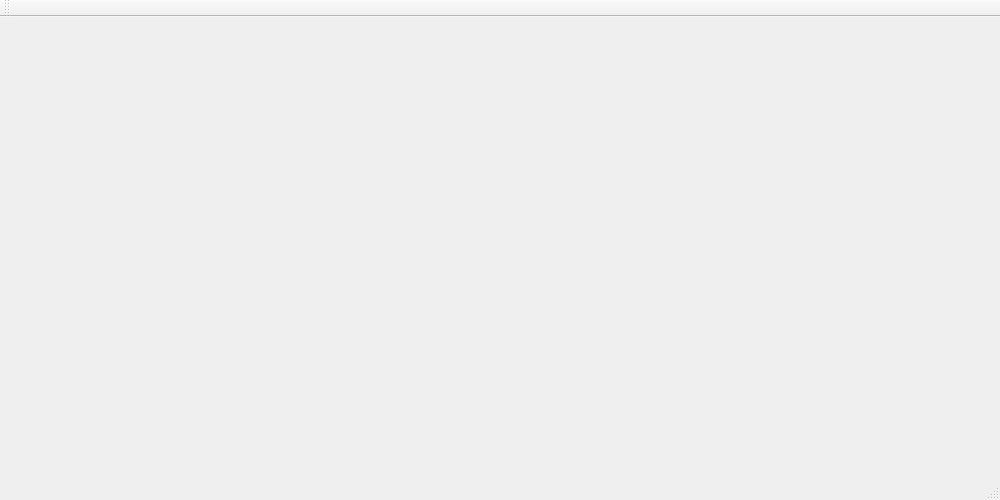
MacIT54/SigmaEdit, file mainwindow.ui: the form before one commit.
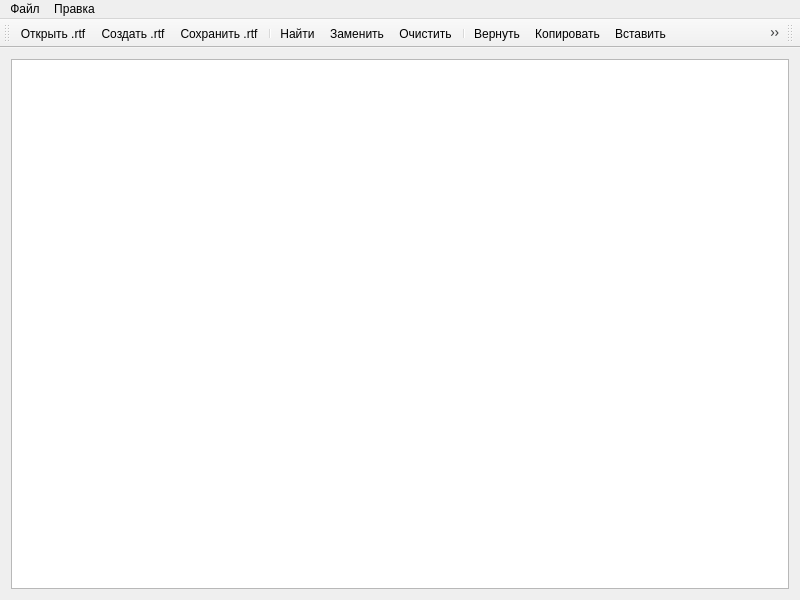
The form after the commit.

What changed in the file:
```diff
--- a/mainwindow.ui
+++ b/mainwindow.ui
@@ -6,33 +6,166 @@
    <rect>
     <x>0</x>
     <y>0</y>
-    <width>1000</width>
-    <height>500</height>
+    <width>800</width>
+    <height>600</height>
    </rect>
   </property>
   <property name="windowTitle">
    <string>MainWindow</string>
   </property>
-  <widget class="QWidget" name="centralWidget"/>
+  <widget class="QWidget" name="centralwidget">
+   <layout class="QVBoxLayout" name="verticalLayout">
+    <item>
+     <widget class="QTextEdit" name="textEdit"/>
+    </item>
+   </layout>
+  </widget>
   <widget class="QMenuBar" name="menuBar">
    <property name="geometry">
     <rect>
      <x>0</x>
      <y>0</y>
-     <width>1000</width>
-     <height>26</height>
+     <width>800</width>
+     <height>24</height>
     </rect>
    </property>
+   <widget class="QMenu" name="fileMenu">
+    <property name="title">
+     <string>Файл</string>
+    </property>
+    <addaction name="openRtfAction"/>
+    <addaction name="createRtfAction"/>
+    <addaction name="saveRtfAction"/>
+   </widget>
+   <widget class="QMenu" name="editMenu">
+    <property name="title">
+     <string>Правка</string>
+    </property>
+    <addaction name="findAction"/>
+    <addaction name="replaceAction"/>
+    <addaction name="clearAction"/>
+    <addaction name="undoAction"/>
+    <addaction name="copyAction"/>
+    <addaction name="pasteAction"/>
+    <addaction name="insertTableAction"/>
+   </widget>
+   <addaction name="fileMenu"/>
+   <addaction name="editMenu"/>
   </widget>
-  <widget class="QToolBar" name="mainToolBar">
+  <widget class="QToolBar" name="toolBar">
+   <property name="enabled">
+    <bool>true</bool>
+   </property>
+   <property name="windowTitle">
+    <string>Основные действия</string>
+   </property>
    <attribute name="toolBarArea">
     <enum>TopToolBarArea</enum>
    </attribute>
    <attribute name="toolBarBreak">
     <bool>false</bool>
    </attribute>
+   <addaction name="openRtfAction"/>
+   <addaction name="createRtfAction"/>
+   <addaction name="saveRtfAction"/>
+   <addaction name="separator"/>
+   <addaction name="findAction"/>
+   <addaction name="replaceAction"/>
+   <addaction name="clearAction"/>
+   <addaction name="separator"/>
+   <addaction name="undoAction"/>
+   <addaction name="copyAction"/>
+   <addaction name="pasteAction"/>
+   <addaction name="insertTableAction"/>
   </widget>
-  <widget class="QStatusBar" name="statusBar"/>
+  <widget class="QToolBar" name="controlPanel">
+   <property name="windowTitle">
+    <string>Панель управления</string>
+   </property>
+   <attribute name="toolBarArea">
+    <enum>TopToolBarArea</enum>
+   </attribute>
+   <attribute name="toolBarBreak">
+    <bool>false</bool>
+   </attribute>
+  </widget>
+  <action name="openRtfAction">
+   <property name="text">
+    <string>Открыть .rtf</string>
+   </property>
+   <property name="shortcut">
+    <string>Ctrl+O</string>
+   </property>
+  </action>
+  <action name="createRtfAction">
+   <property name="text">
+    <string>Создать .rtf</string>
+   </property>
+   <property name="shortcut">
+    <string>Ctrl+N</string>
+   </property>
+  </action>
+  <action name="saveRtfAction">
+   <property name="checkable">
+    <bool>false</bool>
+   </property>
+   <property name="enabled">
+    <bool>true</bool>
+   </property>
+   <property name="text">
+    <string>Сохранить .rtf</string>
+   </property>
+   <property name="shortcut">
+    <string>Ctrl+S</string>
+   </property>
+  </action>
+  <action name="findAction">
+   <property name="text">
+    <string>Найти</string>
+   </property>
+   <property name="shortcut">
+    <string>Ctrl+F</string>
+   </property>
+  </action>
+  <action name="replaceAction">
+   <property name="text">
+    <string>Заменить</string>
+   </property>
+  </action>
+  <action name="clearAction">
+   <property name="text">
+    <string>Очистить</string>
+   </property>
+  </action>
+  <action name="undoAction">
+   <property name="text">
+    <string>Вернуть</string>
+   </property>
+   <property name="shortcut">
+    <string>Ctrl+Z</string>
+   </property>
+  </action>
+  <action name="copyAction">
+   <property name="text">
+    <string>Копировать</string>
+   </property>
+   <property name="shortcut">
+    <string>Ctrl+C</string>
+   </property>
+  </action>
+  <action name="pasteAction">
+   <property name="text">
+    <string>Вставить</string>
+   </property>
+   <property name="shortcut">
+    <string>Ctrl+V</string>
+   </property>
+  </action>
+  <action name="insertTableAction">
+   <property name="text">
+    <string>Вставить таблицу</string>
+   </property>
+  </action>
  </widget>
  <layoutdefault spacing="6" margin="11"/>
  <resources/>
```
Left out of the diff: 2 changed lines with no effect on the pictures.
